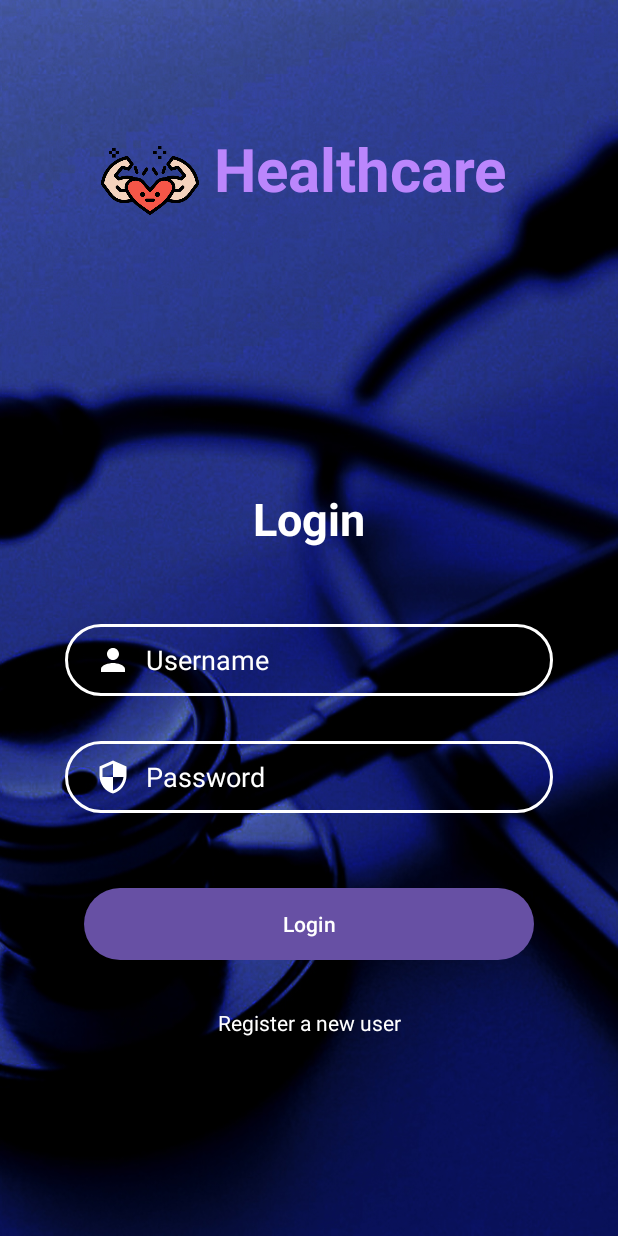
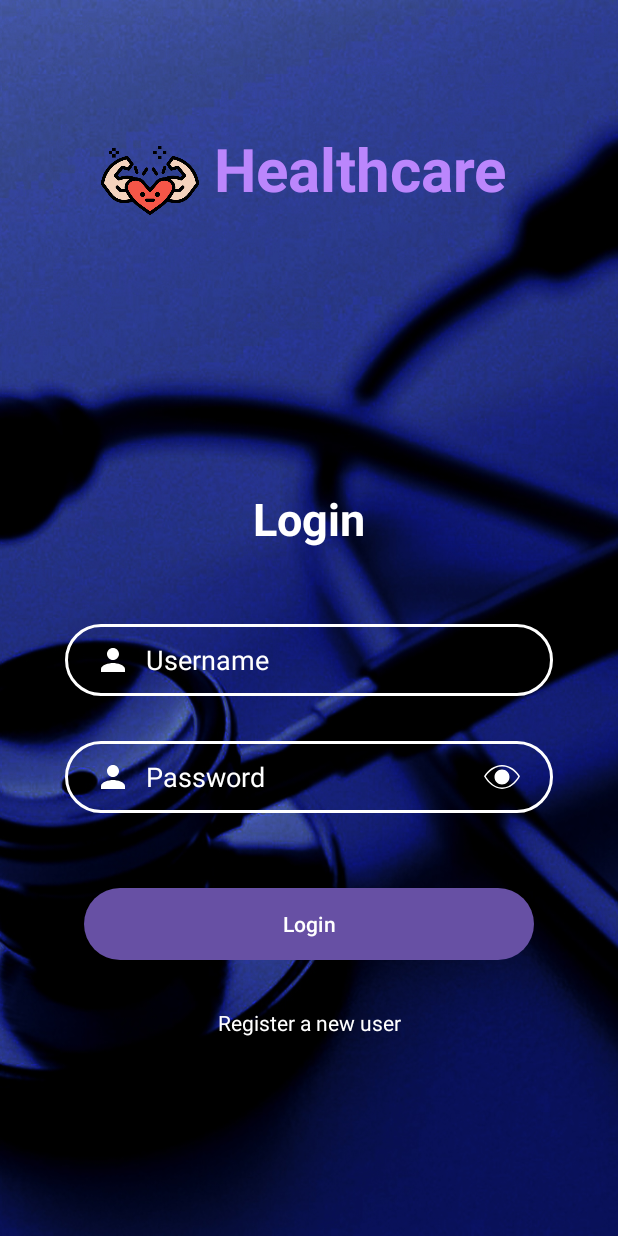
Before and after one commit to Saimone2/healthcare-app, an Android app: the screen it shows after launch (LoginActivity), on a phone screen of 412 x 824 dp. Run offline under Robolectric (Android 15) with nearby library versions, the phone set to English and light mode, and no system bars; Roboto replaces fonts that are not available here.

Commit message:
corrected filling in tables, changed information about medicines and lab tests, articles moved to the database, improved readability of text about products, added password view icon

```diff
--- a/app/src/main/java/com/saimone/healthcareapp/BookAppointmentActivity.java
+++ b/app/src/main/java/com/saimone/healthcareapp/BookAppointmentActivity.java
@@ -68,7 +68,7 @@ public class BookAppointmentActivity extends AppCompatActivity {
             try(Database db = new Database(getApplicationContext(), "healthcare", null, 1)) {
                 SharedPreferences sharedPreferences = getSharedPreferences("shared_prefs", Context.MODE_PRIVATE);
                 String username = sharedPreferences.getString("username", "");
-                if(db.checkAppointmentExists(username, title + "=>" + fullname, address, contactno, 0, dateButton.getText().toString(), timeButton.getText().toString()) == 1 ) {
+                if(db.checkAppointmentExists(username, title + "=>" + fullname, address, contactno, dateButton.getText().toString(), timeButton.getText().toString()) == 1 ) {
                     Toast.makeText(getApplicationContext(), "Appointment already booked", Toast.LENGTH_SHORT).show();
                 } else {
                     db.addOrder(username, title + "=>" + fullname, address, 0, contactno, dateButton.getText().toString(), timeButton.getText().toString(), Float.parseFloat(fee), "appointment");
--- a/app/src/main/java/com/saimone/healthcareapp/BuyMedicineActivity.java
+++ b/app/src/main/java/com/saimone/healthcareapp/BuyMedicineActivity.java
@@ -44,7 +44,7 @@ public class BuyMedicineActivity extends AppCompatActivity {
             for (String[] medicine : medicine_details) {
                 item = new HashMap<>();
                 item.put("line1", medicine[0]);
-                item.put("line2", medicine[1]);
+                item.put("line2", "");
                 item.put("line3", "");
                 item.put("line4", "");
                 item.put("line5", "Total cost: " + medicine[2] + "$");
@@ -67,7 +67,7 @@ public class BuyMedicineActivity extends AppCompatActivity {
 
     private String[][] getMedicinesDetails() {
         try(Database db = new Database(getApplicationContext(), "healthcare", null, 1)) {
-            return db.getLabTests();
+            return db.getMedicines();
         } catch (Exception e) {
             e.printStackTrace();
         }
--- a/app/src/main/java/com/saimone/healthcareapp/HealthArticlesDetailsActivity.java
+++ b/app/src/main/java/com/saimone/healthcareapp/HealthArticlesDetailsActivity.java
@@ -27,7 +27,7 @@ public class HealthArticlesDetailsActivity extends AppCompatActivity {
 
         Bundle bundle = getIntent().getExtras();
         if(bundle != null) {
-            int resourceId = bundle.getInt("text2");
+            int resourceId = Integer.parseInt(it.getStringExtra("text2"));
             imageView.setImageResource(resourceId);
         }
 
--- a/app/src/main/java/com/saimone/healthcareapp/LoginActivity.java
+++ b/app/src/main/java/com/saimone/healthcareapp/LoginActivity.java
@@ -6,8 +6,12 @@ import android.content.Context;
 import android.content.Intent;
 import android.content.SharedPreferences;
 import android.os.Bundle;
+import android.text.method.HideReturnsTransformationMethod;
+import android.text.method.PasswordTransformationMethod;
+import android.view.View;
 import android.widget.Button;
 import android.widget.EditText;
+import android.widget.ImageView;
 import android.widget.TextView;
 import android.widget.Toast;
 
@@ -15,6 +19,9 @@ public class LoginActivity extends AppCompatActivity {
     EditText etUsername, etPassword;
     Button loginButton;
     TextView tvNewUser;
+    private ImageView iconEyeVisible;
+    private ImageView iconEyeHidden;
+    private boolean isPasswordVisible = false;
 
     @Override
     protected void onCreate(Bundle savedInstanceState) {
@@ -25,6 +32,11 @@ public class LoginActivity extends AppCompatActivity {
         etPassword = findViewById(R.id.etLoginPassword);
         loginButton = findViewById(R.id.btnLogin);
         tvNewUser = findViewById(R.id.tvRegisterNewUser);
+        iconEyeVisible = findViewById(R.id.iconEyeVisible);
+        iconEyeHidden = findViewById(R.id.iconEyeHidden);
+
+        iconEyeVisible.setOnClickListener(v -> togglePasswordVisibility());
+        iconEyeHidden.setOnClickListener(v -> togglePasswordVisibility());
 
         tvNewUser.setOnClickListener(view -> startActivity(new Intent(LoginActivity.this, RegisterActivity.class)));
 
@@ -54,4 +66,20 @@ public class LoginActivity extends AppCompatActivity {
             }
         });
     }
+
+    private void togglePasswordVisibility() {
+        isPasswordVisible = !isPasswordVisible;
+
+        if (isPasswordVisible) {
+            etPassword.setTransformationMethod(HideReturnsTransformationMethod.getInstance());
+            iconEyeVisible.setVisibility(View.GONE);
+            iconEyeHidden.setVisibility(View.VISIBLE);
+        } else {
+            etPassword.setTransformationMethod(PasswordTransformationMethod.getInstance());
+            iconEyeVisible.setVisibility(View.VISIBLE);
+            iconEyeHidden.setVisibility(View.GONE);
+        }
+
+        etPassword.setSelection(etPassword.getText().length());
+    }
 }
--- /dev/null
+++ b/app/src/main/res/drawable/ic_eye_hidden.xml
@@ -0,0 +1,7 @@
+<vector xmlns:tools="http://schemas.android.com/tools"
+    android:height="24dp" android:tint="#FFFF"
+    android:viewportHeight="24.0" android:viewportWidth="24.0"
+    android:width="24dp" xmlns:android="http://schemas.android.com/apk/res/android">
+    <path android:fillColor="#FF000000" android:pathData="M8.137 15.147c-0.71-0.857-1.146-1.947-1.146-3.147 0-2.76 2.241-5 5-5 1.201 0 2.291 0.435 3.148 1.145l1.897-1.897c-1.441-0.738-3.122-1.248-5.035-1.248-6.115 0-10.025 5.355-10.842 6.584 0.529 0.834 2.379 3.527 5.113 5.428l1.865-1.865zm6.294-6.294c-0.673-0.53-1.515-0.853-2.44-0.853-2.207 0-4 1.792-4 4 0 0.923 0.324 1.765 0.854 2.439l5.586-5.586zm7.56-6.146l-19.292 19.293-0.708-0.707 3.548-3.548c-2.298-1.612-4.234-3.885-5.548-6.169 2.418-4.103 6.943-7.576 12.01-7.576 2.065 0 4.021 0.566 5.782 1.501l3.501-3.501 0.707 0.707zm-2.465 3.879l-0.734 0.734c2.236 1.619 3.628 3.604 4.061 4.274-0.739 1.303-4.546 7.406-10.852 7.406-1.425 0-2.749-0.368-3.951-0.938l-0.748 0.748c1.475 0.742 3.057 1.19 4.699 1.19 5.274 0 9.758-4.006 11.999-8.436-1.087-1.891-2.63-3.637-4.474-4.978zm-3.535 5.414c0-0.554-0.113-1.082-0.317-1.562l0.734-0.734c0.361 0.69 0.583 1.464 0.583 2.296 0 2.759-2.24 5-5 5-0.832 0-1.604-0.223-2.295-0.583l0.734-0.735c0.48 0.204 1.007 0.318 1.561 0.318 2.208 0 4-1.792 4-4z"
+        tools:ignore="VectorPath" />
+</vector>
--- /dev/null
+++ b/app/src/main/res/drawable/ic_eye_visible.xml
@@ -0,0 +1,5 @@
+<vector android:height="24dp" android:tint="#FFFF"
+    android:viewportHeight="24.0" android:viewportWidth="24.0"
+    android:width="24dp" xmlns:android="http://schemas.android.com/apk/res/android">
+    <path android:fillColor="#FF000000" android:pathData="M12.01 20c-5.065 0-9.586-4.211-12.01-8.424 2.418-4.103 6.943-7.576 12.01-7.576 5.135 0 9.635 3.453 11.999 7.564-2.241 4.43-6.726 8.436-11.999 8.436zm-10.842-8.416c0.843 1.331 5.018 7.416 10.842 7.416 6.305 0 10.112-6.103 10.851-7.405-0.772-1.198-4.606-6.595-10.851-6.595-6.116 0-10.025 5.355-10.842 6.584zm10.832-4.584c2.76 0 5 2.24 5 5s-2.24 5-5 5-5-2.24-5-5 2.24-5 5-5zm0 1c2.208 0 4 1.792 4 4s-1.792 4-4 4-4-1.792-4-4 1.792-4 4-4z"/>
+</vector>
--- /dev/null
+++ b/app/src/main/res/drawable/rounded_background.xml
@@ -0,0 +1,4 @@
+<shape xmlns:android="http://schemas.android.com/apk/res/android">
+    <solid android:color="#70000000" />
+    <corners android:radius="40dp" />
+</shape>
--- a/app/src/main/res/layout/activity_buy_medicine_details.xml
+++ b/app/src/main/res/layout/activity_buy_medicine_details.xml
@@ -58,6 +58,8 @@
             android:textColor="@color/white"
             android:textSize="22sp"
             android:textStyle="bold"
+            android:maxWidth="350dp"
+            android:textAlignment="center"
             app:layout_constraintBottom_toBottomOf="parent"
             app:layout_constraintEnd_toEndOf="parent"
             app:layout_constraintHorizontal_bias="0.5"
@@ -71,6 +73,10 @@
             android:layout_height="400dp"
             android:layout_marginTop="20dp"
             android:textColor="@color/white"
+            android:background="@drawable/rounded_background"
+            android:padding="20dp"
+            android:textSize="13sp"
+            android:lineSpacingExtra="1dp"
             app:layout_constraintEnd_toEndOf="parent"
             app:layout_constraintHorizontal_bias="0.5"
             app:layout_constraintStart_toStartOf="parent"
--- a/app/src/main/res/layout/activity_lab_test_details.xml
+++ b/app/src/main/res/layout/activity_lab_test_details.xml
@@ -58,6 +58,8 @@
             android:textColor="@color/white"
             android:textSize="22sp"
             android:textStyle="bold"
+            android:maxWidth="350dp"
+            android:textAlignment="center"
             app:layout_constraintBottom_toBottomOf="parent"
             app:layout_constraintEnd_toEndOf="parent"
             app:layout_constraintHorizontal_bias="0.5"
@@ -71,6 +73,10 @@
             android:layout_height="400dp"
             android:layout_marginTop="20dp"
             android:textColor="@color/white"
+            android:background="@drawable/rounded_background"
+            android:padding="20dp"
+            android:textSize="13sp"
+            android:lineSpacingExtra="1dp"
             app:layout_constraintEnd_toEndOf="parent"
             app:layout_constraintHorizontal_bias="0.5"
             app:layout_constraintStart_toStartOf="parent"
--- a/app/src/main/res/layout/activity_login.xml
+++ b/app/src/main/res/layout/activity_login.xml
@@ -93,7 +93,7 @@
             android:layout_marginTop="30dp"
             android:autofillHints="password"
             android:background="@drawable/input_bg"
-            android:drawableStart="@drawable/ic_baseline_security_24"
+            android:drawableStart="@drawable/ic_baseline_person_24"
             android:drawablePadding="10dp"
             android:ems="10"
             android:hint="@string/password"
@@ -108,6 +108,33 @@
             app:layout_constraintHorizontal_bias="0.5"
             app:layout_constraintStart_toStartOf="parent"
             app:layout_constraintTop_toBottomOf="@+id/etLoginUsername" />
+
+        <ImageView
+            android:id="@+id/iconEyeVisible"
+            android:layout_width="wrap_content"
+            android:layout_height="wrap_content"
+            android:layout_marginTop="12dp"
+            android:layout_marginEnd="22dp"
+            android:clickable="true"
+            android:focusable="true"
+            android:src="@drawable/ic_eye_visible"
+            app:layout_constraintEnd_toEndOf="@id/etLoginPassword"
+            app:layout_constraintTop_toTopOf="@id/etLoginPassword"
+            android:importantForAccessibility="no" />
+
+        <ImageView
+            android:id="@+id/iconEyeHidden"
+            android:layout_width="wrap_content"
+            android:layout_height="wrap_content"
+            android:layout_marginTop="12dp"
+            android:layout_marginEnd="22dp"
+            android:clickable="true"
+            android:focusable="true"
+            android:visibility="gone"
+            android:src="@drawable/ic_eye_hidden"
+            app:layout_constraintEnd_toEndOf="@id/etLoginPassword"
+            app:layout_constraintTop_toTopOf="@id/etLoginPassword"
+            android:importantForAccessibility="no" />
 
         <Button
             android:id="@+id/btnLogin"
```
Also changed, not shown: app/src/main/java/com/saimone/healthcareapp/Database.java (+128 -56 lines), app/src/main/java/com/saimone/healthcareapp/HealthArticlesActivity.java (+27 -20 lines), app/src/main/java/com/saimone/healthcareapp/LabTestActivity.java (+9 -24 lines).
